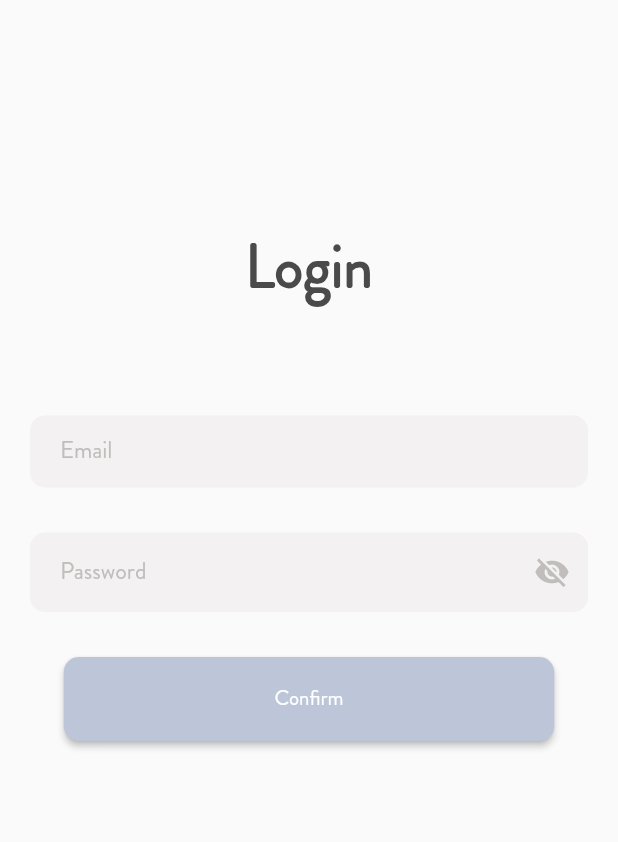
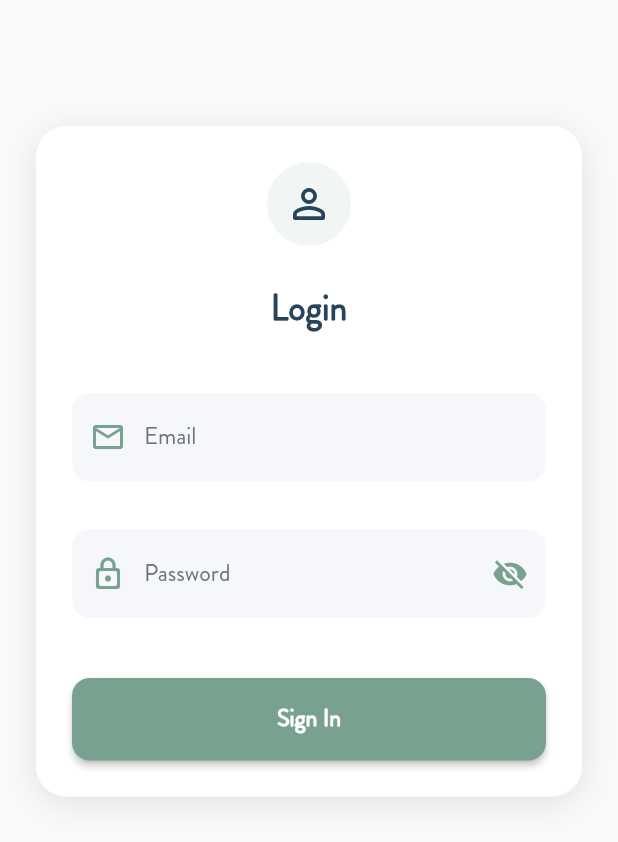
Before and after one commit to Yassineka99/flutter_pfe, a Flutter app: the screen it shows after launch, on a phone screen of 412 x 824 dp. Shown: the top 842 px of the screen. Run offline on Flutter 3.47's test engine with Material 2 defaults, Android fonts, the phone set to English and light mode, and no system bars; our stand-ins replace fl_chart, image_picker, pdf, printing, signature, sqflite; missing offline and left inert: dart:html; accounts and stored records are empty; generated files the repository leaves out were written again.

Commit message:
login ui improvements

```diff
--- a/lib/view/login.dart
+++ b/lib/view/login.dart
@@ -1,7 +1,6 @@
 import 'package:flutter/material.dart';
 import 'package:front/view/worker_home.dart';
 import 'package:provider/provider.dart';
-
 import '../model/user.dart';
 import '../model/user_session.dart';
 import '../viewmodel/user_view_model.dart';
@@ -18,104 +17,98 @@ class Login extends StatefulWidget {
 }
 
 class _LoginState extends State<Login> {
-  final TextEditingController emailcontroller = TextEditingController();
-  final TextEditingController passwordcontroller = TextEditingController();
-  UserViewModel userViewModel = UserViewModel();
+  final TextEditingController _emailController = TextEditingController();
+  final TextEditingController _passwordController = TextEditingController();
+  final UserViewModel _userViewModel = UserViewModel();
+
   @override
   Widget build(BuildContext context) {
     return Scaffold(
-      // allow the body to resize when the keyboard appears:
       resizeToAvoidBottomInset: true,
       body: SafeArea(
         child: SingleChildScrollView(
-          // this padding pushes content up by the height of the keyboard:
           padding: EdgeInsets.only(
             bottom: MediaQuery.of(context).viewInsets.bottom,
+            top: 60,
           ),
           child: Center(
+            child: Container(
+              margin: const EdgeInsets.all(24),
+              decoration: BoxDecoration(
+                color: Colors.white,
+                borderRadius: BorderRadius.circular(20),
+                boxShadow: [
+                  BoxShadow(
+                    color: Colors.black.withOpacity(0.1),
+                    blurRadius: 20,
+                    offset: const Offset(0, 4)),
+                ],
+              ),
+              child: Padding(
+                padding: const EdgeInsets.all(24),
                 child: Column(
+                  mainAxisSize: MainAxisSize.min,
                   children: [
-                const SizedBox(height: 150),
+                    // Header Icon
+                    Container(
+                      padding: const EdgeInsets.all(12),
+                      decoration: BoxDecoration(
+                        color: const Color(0xFF78A190).withOpacity(0.1),
+                        shape: BoxShape.circle,
+                      ),
+                      child: const Icon(
+                        Icons.person_outline_rounded,
+                        size: 32,
+                        color: Color(0xFF28445C),
+                      ),
+                    ),
+                    const SizedBox(height: 24),
+
+                    // Title
                     const Text(
                       "Login",
                       style: TextStyle(
-                    decoration: TextDecoration.none,
-                    fontSize: 40,
+                        fontSize: 24,
+                        fontWeight: FontWeight.w600,
                         fontFamily: 'BrandonGrotesque',
-                    fontWeight: FontWeight.bold,
-                    color: Color(0xFF4A4A4A),
+                        color: Color(0xFF28445C),
                       ),
                     ),
-                const SizedBox(height: 50),
-                TextInput(hint: "Email", controller: emailcontroller),
-                const SizedBox(height: 10),
-                PasswordInput(hint: "Password", controller: passwordcontroller),
-                Container(
-                  width: 327,
-                  height: 56,
-                  margin: const EdgeInsets.only(top: 30),
+                    const SizedBox(height: 32),
+
+                    // Input Fields
+                    TextInput(
+                      hint: "Email",
+                      controller: _emailController,
+                      icon: Icons.email_outlined,
+                    ),
+                    const SizedBox(height: 16),
+                    PasswordInput(
+                      hint: "Password",
+                      controller: _passwordController,
+                      icon: Icons.lock_outline_rounded,
+                    ),
+                    const SizedBox(height: 32),
+
+                    // Login Button
+                    SizedBox(
+                      width: double.infinity,
                       child: ElevatedButton(
-                    onPressed: () async {
-                      User? client = await userViewModel
-                          .getClientbyEmail(emailcontroller.text.trim());
-                      if (client != null) {
-                        print("Stored password: ${client.password}");
-                        print("Entered password: ${passwordcontroller.text}");
-                        if (client.password == passwordcontroller.text) {
-                          // ignore: use_build_context_synchronously
-                          await Provider.of<UserSession>(context, listen: false)
-                              .logIn(client);
-
-                          if (client.role == 1) {
-                            // ignore: use_build_context_synchronously
-                            Navigator.pushReplacement(
-                              context,
-                              MaterialPageRoute(
-                                  builder: (context) => const AdminHome()),
-                            );
-                          } else if (client.role == 2) {
-                            // ignore: use_build_context_synchronously
-                            Navigator.pushReplacement(
-                              context,
-                              MaterialPageRoute(
-                                  builder: (context) => const ManagerHome()),
-                            );
-                          } else if (client.role == 3) {
-                            print(
-                                "Worker trying to login");
-                                // ignore: use_build_context_synchronously
-                            Navigator.pushReplacement(
-                              context,
-                              MaterialPageRoute(
-                                  builder: (context) => const WorkerHome()),
-                            );
-                          }
-                        } else {
-                          // ignore: use_build_context_synchronously
-                          ScaffoldMessenger.of(context).showSnackBar(
-                            const SnackBar(
-                              content: Text('Invalid Password'),
-                            ),
-                          );
-                        }
-                      } else {
-                        // ignore: use_build_context_synchronously
-                        ScaffoldMessenger.of(context).showSnackBar(
-                          const SnackBar(
-                            content: Text('Invalid Email'),
-                          ),
-                        );
-                      }
-                    },
+                        onPressed: _handleLogin,
                         style: ElevatedButton.styleFrom(
-                      backgroundColor: const Color(0xFFbdc6d9),
+                          backgroundColor: const Color(0xFF78A190),
+                          padding: const EdgeInsets.symmetric(vertical: 16),
                           shape: RoundedRectangleBorder(
-                        borderRadius: BorderRadius.circular(10.0),
+                            borderRadius: BorderRadius.circular(12),
                           ),
                         ),
                         child: const Text(
-                      "Confirm",
-                      style: TextStyle(fontFamily: 'BrandonGrotesque'),
+                          "Sign In",
+                          style: TextStyle(
+                            fontSize: 16,
+                            fontFamily: 'BrandonGrotesque',
+                            fontWeight: FontWeight.w600,
+                            color: Colors.white),
                         ),
                       ),
                     ),
@@ -124,6 +117,36 @@ class _LoginState extends State<Login> {
               ),
             ),
           ),
+        ),
+      ),
+    );
+  }
+
+  void _handleLogin() async {
+    final session = Provider.of<UserSession>(context, listen: false);
+    final client = await _userViewModel.getClientbyEmail(_emailController.text.trim());
+
+    if (client != null && client.password == _passwordController.text) {
+      await session.logIn(client);
+      Navigator.pushReplacement(
+        context,
+        MaterialPageRoute(builder: (_) => _getHomeScreen(client.role!)),
+      );
+    } else {
+      ScaffoldMessenger.of(context).showSnackBar(
+        const SnackBar(
+          content: Text('Invalid credentials'),
+          backgroundColor: Colors.redAccent,
+        ),
       );
     }
   }
+
+  Widget _getHomeScreen(int role) {
+    switch (role) {
+      case 1: return const AdminHome();
+      case 2: return const ManagerHome();
+      default: return const WorkerHome();
+    }
+  }
+}
--- a/lib/view/mini_widgets/password_input.dart
+++ b/lib/view/mini_widgets/password_input.dart
@@ -3,11 +3,13 @@ import 'package:flutter/material.dart';
 class PasswordInput extends StatefulWidget {
   final String hint;
   final TextEditingController controller;
+  final IconData icon;
 
   const PasswordInput({
     Key? key,
     required this.hint,
     required this.controller,
+    required this.icon,
   }) : super(key: key);
 
   @override
@@ -21,37 +23,41 @@ class _PasswordInputState extends State<PasswordInput> {
   Widget build(BuildContext context) {
     return Container(
       decoration: BoxDecoration(
-        borderRadius: BorderRadius.circular(10),
-        color: const Color(0xFFF3F1F1),
+        borderRadius: BorderRadius.circular(12),
+        color: const Color(0xFFF5F7FA),
       ),
-      margin: const EdgeInsets.only(left: 20, right: 20, top: 20),
+      margin: const EdgeInsets.symmetric(vertical: 8),
       child: TextField(
         controller: widget.controller,
         obscureText: _obscure,
         cursorHeight: 20,
-        cursorRadius: Radius.circular(10),
-        cursorColor: const Color(0xFFC2BDBD),
+        cursorRadius: const Radius.circular(10),
+        cursorColor: const Color(0xFF78A190),
         decoration: InputDecoration(
           border: InputBorder.none,
           hintText: widget.hint,
+          prefixIcon: Icon(widget.icon, color: const Color(0xFF78A190)),
+          suffixIcon: IconButton(
+            icon: Icon(
+              _obscure ? Icons.visibility_off : Icons.visibility,
+              color: const Color(0xFF78A190),
+            ),
+            onPressed: () => setState(() => _obscure = !_obscure),
+          ),
           hintStyle: const TextStyle(
             fontFamily: 'BrandonGrotesque',
             fontSize: 16,
-            color: Color(0xFFC2BDBD),
+            color: Color(0xFF6B7280),
           ),
-          contentPadding: const EdgeInsets.symmetric(horizontal: 20,vertical: 15),
-          suffixIcon: IconButton(
-            icon: Icon(
-              _obscure ? Icons.visibility_off : Icons.visibility,
-              color: const Color(0xFFC2BDBD),
-            ),
-            onPressed: () => setState(() => _obscure = !_obscure),
+          contentPadding: const EdgeInsets.symmetric(
+            horizontal: 16,
+            vertical: 18,
           ),
         ),
         style: const TextStyle(
           fontFamily: 'BrandonGrotesque',
           fontSize: 16,
-          color: Color(0xFFC2BDBD),
+          color: Color(0xFF28445C),
         ),
       ),
     );
--- a/lib/view/mini_widgets/text_input.dart
+++ b/lib/view/mini_widgets/text_input.dart
@@ -3,41 +3,48 @@ import 'package:flutter/material.dart';
 class TextInput extends StatelessWidget {
   final String hint;
   final TextEditingController controller;
+  final IconData icon;
+
   const TextInput({
     Key? key,
     required this.hint,
-    required this.controller
+    required this.controller,
+    required this.icon,
   }) : super(key: key);
 
   @override
   Widget build(BuildContext context) {
     return Container(
       decoration: BoxDecoration(
-        borderRadius: BorderRadius.circular(10),
-        color: const Color(0xFFF3F1F1),
+        borderRadius: BorderRadius.circular(12),
+        color: const Color(0xFFF5F7FA),
       ),
-      margin: const EdgeInsets.only(left: 20, right: 20, top: 20),
+      margin: const EdgeInsets.symmetric(vertical: 8),
       child: TextField(
         controller: controller,
         cursorHeight: 20,
-        cursorRadius: Radius.circular(10),
-        cursorColor: Color(0xFFC2BDBD),
+        cursorRadius: const Radius.circular(10),
+        cursorColor: const Color(0xFF78A190),
         decoration: InputDecoration(
           border: InputBorder.none,
           hintText: hint,
+          prefixIcon: Icon(icon, color: const Color(0xFF78A190)),
           hintStyle: const TextStyle(
             fontFamily: 'BrandonGrotesque',
             fontSize: 16,
-            color: Color(0xFFC2BDBD),
+            color: Color(0xFF6B7280),
           ),
-          contentPadding: const EdgeInsets.only(left: 20),
+          contentPadding: const EdgeInsets.symmetric(
+            horizontal: 16,
+            vertical: 18,
+          ),
         ),
         style: const TextStyle(
           fontFamily: 'BrandonGrotesque',
           fontSize: 16,
-          color: Color(0xFFC2BDBD),
+          color: Color(0xFF28445C),
         ),
-      ),
+    )
     );
   }
 }
```
Lines whose indentation alone changed are shown as unchanged.
